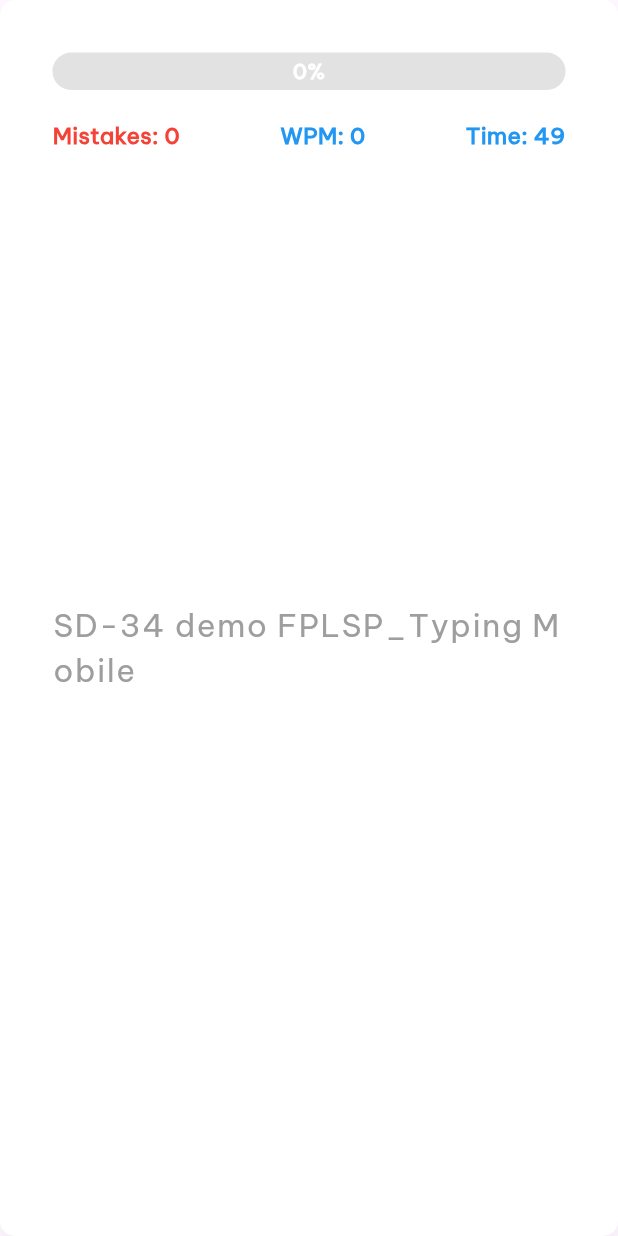
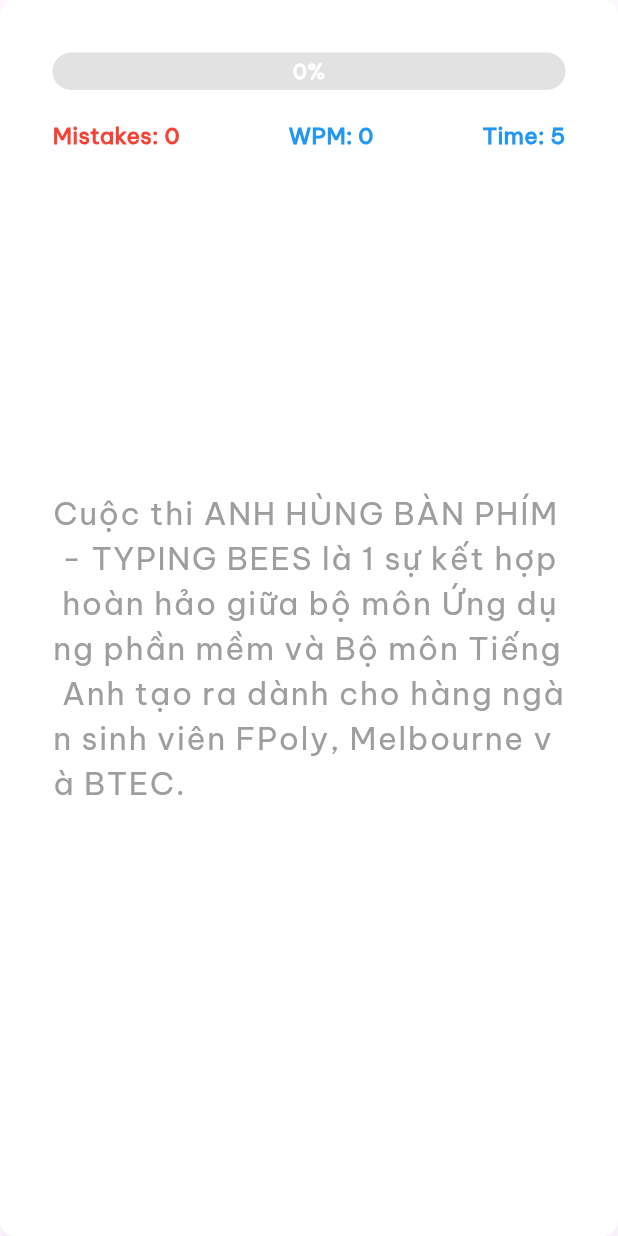
Before and after one commit to Nhat-An-GitOrganization/typing_contest_mobile, a Flutter app: the TypingSpeedTestGame screen opened directly, on a phone screen of 412 x 824 dp. Run offline on Flutter 3.47's test engine with Material 3 defaults, Android fonts, the light colour scheme and no system bars; our stand-ins replace awesome_dialog, carousel_slider, confetti, curved_navigation_bar, firebase_auth, firebase_core and 4 more; accounts and stored records are empty.

Commit message:
update code

```diff
--- a/lib/component/typing/typing.dart
+++ b/lib/component/typing/typing.dart
@@ -16,7 +16,7 @@
 class _TypingSpeedTestGameState extends State<TypingSpeedTestGame> {
   TextEditingController textEditingController = TextEditingController();
   FocusNode inputNode = FocusNode();
-  static const maxTime = 50;
+  static const maxTime = 6;
   int timeLeft = maxTime;
   int mistakes = 0;
   int wpm = 0;
@@ -226,5 +226,5 @@
 }
 
 final List<String> paragraphs = [
-  "SD-34 demo FPLSP_Typing Mobile",
+  "Cuộc thi ANH HÙNG BÀN PHÍM - TYPING BEES là 1 sự kết hợp hoàn hảo giữa bộ môn Ứng dụng phần mềm và Bộ môn Tiếng Anh tạo ra dành cho hàng ngàn sinh viên FPoly, Melbourne và BTEC.",
 ];
```
